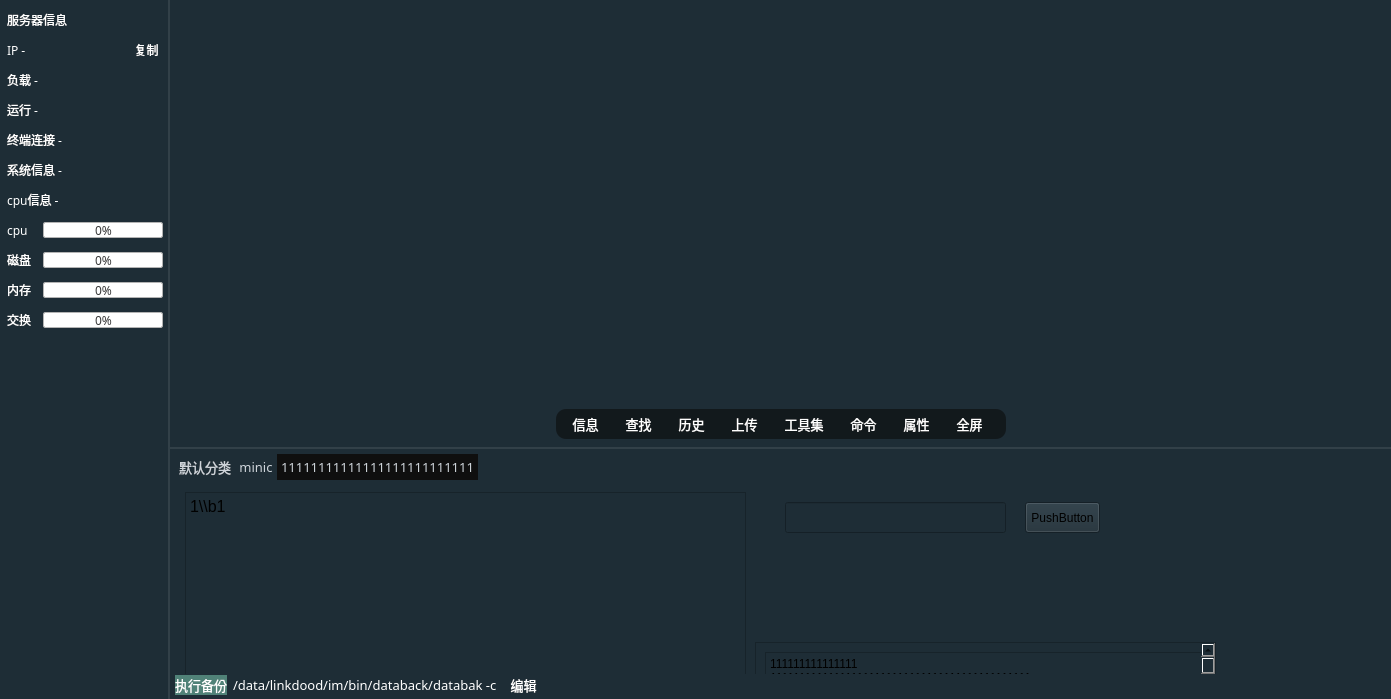
Before: the Qt Designer form sshwidget.ui in HuaGouFdog/Fdog-Kit, drawn with Qt 5.
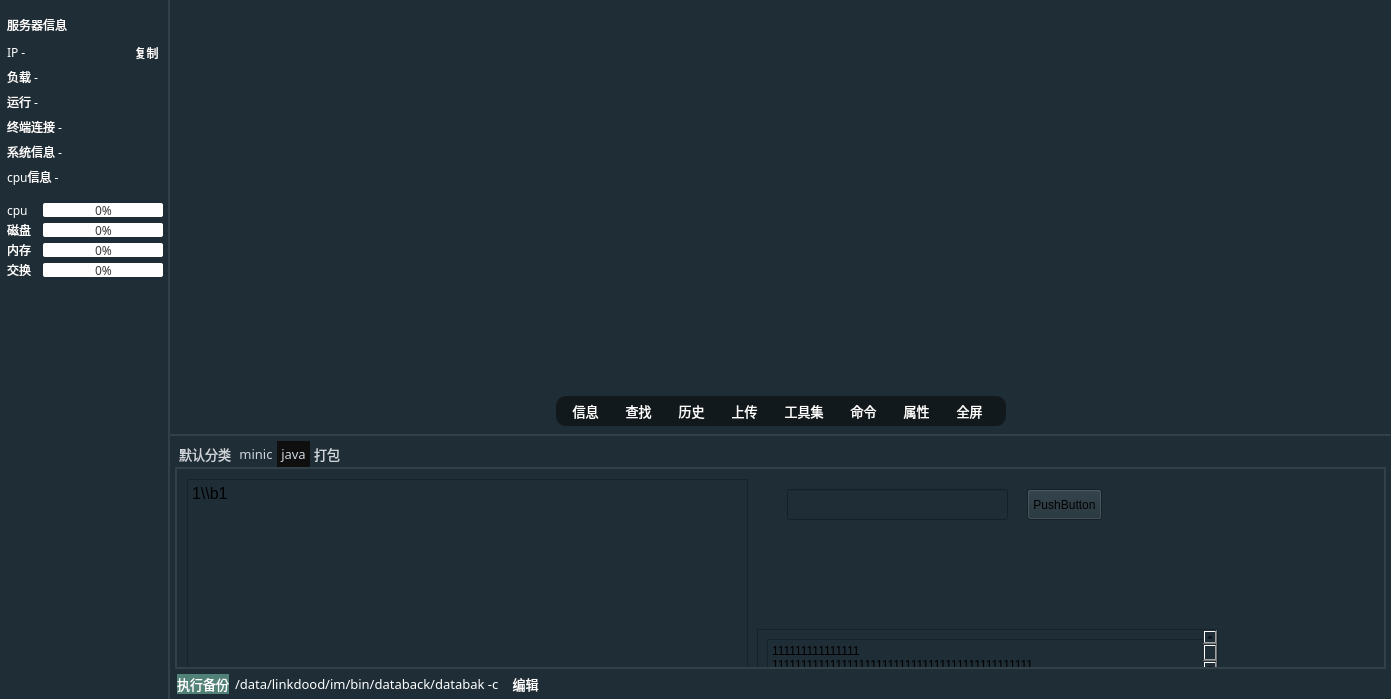
After: the same form once the commit is applied. The open tabs and pages were chosen to show the change. Icons and pictures are not drawn.

Commit message: 修复粘贴文本异常，缩放窗口文本格式被压缩等

```diff
--- a/sshwidget.ui
+++ b/sshwidget.ui
@@ -67,7 +67,7 @@
      </property>
      <layout class="QVBoxLayout" name="verticalLayout_3">
       <property name="spacing">
-       <number>10</number>
+       <number>0</number>
       </property>
       <property name="leftMargin">
        <number>7</number>
@@ -86,13 +86,13 @@
         <property name="minimumSize">
          <size>
           <width>0</width>
-          <height>20</height>
+          <height>30</height>
          </size>
         </property>
         <property name="maximumSize">
          <size>
           <width>16777215</width>
-          <height>20</height>
+          <height>30</height>
          </size>
         </property>
         <layout class="QHBoxLayout" name="horizontalLayout_22">
@@ -145,13 +145,13 @@
         <property name="minimumSize">
          <size>
           <width>0</width>
-          <height>20</height>
+          <height>25</height>
          </size>
         </property>
         <property name="maximumSize">
          <size>
           <width>16777215</width>
-          <height>20</height>
+          <height>25</height>
          </size>
         </property>
         <layout class="QHBoxLayout" name="horizontalLayout_4">
@@ -236,13 +236,13 @@
         <property name="minimumSize">
          <size>
           <width>0</width>
-          <height>20</height>
+          <height>25</height>
          </size>
         </property>
         <property name="maximumSize">
          <size>
           <width>16777215</width>
-          <height>20</height>
+          <height>25</height>
          </size>
         </property>
         <layout class="QHBoxLayout" name="horizontalLayout_26">
@@ -295,13 +295,13 @@
         <property name="minimumSize">
          <size>
           <width>0</width>
-          <height>20</height>
+          <height>25</height>
          </size>
         </property>
         <property name="maximumSize">
          <size>
           <width>16777215</width>
-          <height>20</height>
+          <height>25</height>
          </size>
         </property>
         <property name="font">
@@ -360,13 +360,13 @@
         <property name="minimumSize">
          <size>
           <width>0</width>
-          <height>20</height>
+          <height>25</height>
          </size>
         </property>
         <property name="maximumSize">
          <size>
           <width>16777215</width>
-          <height>20</height>
+          <height>25</height>
          </size>
         </property>
         <layout class="QHBoxLayout" name="horizontalLayout_18">
@@ -419,13 +419,13 @@
         <property name="minimumSize">
          <size>
           <width>0</width>
-          <height>20</height>
+          <height>25</height>
          </size>
         </property>
         <property name="maximumSize">
          <size>
           <width>16777215</width>
-          <height>20</height>
+          <height>25</height>
          </size>
         </property>
         <layout class="QHBoxLayout" name="horizontalLayout_24">
@@ -478,16 +478,16 @@
         <property name="minimumSize">
          <size>
           <width>0</width>
-          <height>20</height>
+          <height>25</height>
          </size>
         </property>
         <property name="maximumSize">
          <size>
           <width>16777215</width>
-          <height>20</height>
+          <height>25</height>
          </size>
         </property>
-        <layout class="QVBoxLayout" name="verticalLayout">
+        <layout class="QHBoxLayout" name="horizontalLayout">
          <property name="spacing">
           <number>0</number>
          </property>
@@ -532,6 +532,22 @@
         </layout>
        </widget>
       </item>
+      <item>
+       <spacer name="verticalSpacer_2">
+        <property name="orientation">
+         <enum>Qt::Vertical</enum>
+        </property>
+        <property name="sizeType">
+         <enum>QSizePolicy::Fixed</enum>
+        </property>
+        <property name="sizeHint" stdset="0">
+         <size>
+          <width>20</width>
+          <height>10</height>
+         </size>
+        </property>
+       </spacer>
+      </item>
       <item>
        <widget class="QWidget" name="widget_cpu_info" native="true">
         <property name="minimumSize">
@@ -584,24 +600,25 @@
            <property name="minimumSize">
             <size>
              <width>120</width>
-             <height>16</height>
+             <height>14</height>
             </size>
            </property>
            <property name="maximumSize">
             <size>
              <width>120</width>
-             <height>16</height>
+             <height>14</height>
             </size>
            </property>
            <property name="font">
             <font>
              <family>OPPOSans B</family>
              <pointsize>9</pointsize>
+             <stylestrategy>PreferAntialias</stylestrategy>
             </font>
            </property>
            <property name="styleSheet">
             <string notr="true">QProgressBar {
-	border: 1px solid;
+	border: 0px solid;
 	
 	border-color: rgb(180, 180, 180);
 	border-radius: 2px; 
@@ -676,13 +693,13 @@
            <property name="minimumSize">
             <size>
              <width>120</width>
-             <height>16</height>
+             <height>14</height>
             </size>
            </property>
            <property name="maximumSize">
             <size>
              <width>120</width>
-             <height>16</height>
+             <height>14</height>
             </size>
            </property>
            <property name="font">
@@ -693,7 +710,7 @@
            </property>
            <property name="styleSheet">
             <string notr="true">QProgressBar {
-	border: 1px solid;
+	border: 0px solid;
 	
 	border-color: rgb(180, 180, 180);
 	border-radius: 2px; 
@@ -768,13 +785,13 @@
            <property name="minimumSize">
             <size>
              <width>120</width>
-             <height>16</height>
+             <height>14</height>
             </size>
            </property>
            <property name="maximumSize">
             <size>
              <width>120</width>
-             <height>16</height>
+             <height>14</height>
             </size>
            </property>
            <property name="font">
@@ -785,7 +802,7 @@
            </property>
            <property name="styleSheet">
             <string notr="true">QProgressBar {
-	border: 1px solid;
+	border: 0px solid;
 	
 	border-color: rgb(180, 180, 180);
 	border-radius: 2px; 
@@ -860,13 +877,13 @@
            <property name="minimumSize">
             <size>
              <width>120</width>
-             <height>16</height>
+             <height>14</height>
             </size>
            </property>
            <property name="maximumSize">
             <size>
              <width>120</width>
-             <height>16</height>
+             <height>14</height>
             </size>
            </property>
            <property name="font">
@@ -877,7 +894,7 @@
            </property>
            <property name="styleSheet">
             <string notr="true">QProgressBar {
-	border: 1px solid;
+	border: 0px solid;
 	
 	border-color: rgb(180, 180, 180);
 	border-radius: 2px; 
@@ -895,6 +912,9 @@
            <property name="value">
             <number>0</number>
            </property>
+           <property name="textDirection">
+            <enum>QProgressBar::TopToBottom</enum>
+           </property>
            <property name="format">
             <string>%p%</string>
            </property>
@@ -1094,7 +1114,7 @@
                          <x>10</x>
                          <y>20</y>
                          <width>151</width>
-                         <height>161</height>
+                         <height>141</height>
                         </rect>
                        </property>
                        <property name="sizePolicy">
@@ -1128,18 +1148,24 @@
     padding-bottom:0px;
 	padding-left:0px;
     padding-right:0px;
-color: rgba(255, 255, 255, 0);
+color: rgba(255, 255, 255, 255);
 border-radius: 5px;
 }
 
-QScrollBar:vertical {
+QTextEdit::cursor {
+     background-color: red;
+}
+
+QScrollBar:vertical{
     width: 10px;
 	background-color: rgba(0, 41, 69, 0);
     margin: 0px,0px,0px,0px;
     padding-top: 0px;		/*//隐藏上下的箭头*/
     padding-bottom: 0px;
 }
-QScrollBar::handle:vertical {
+
+
+QScrollBar::handle:vertical{
     width: 10px;
 	
 	background-color: rgb(239, 239, 239);
@@ -1173,6 +1199,7 @@
 QScrollBar::down-arrow:vertical {
     border:none;
 }
+
 QScrollBar::up-arrow:vertical {
     border:none;
 }</string>
@@ -1180,6 +1207,9 @@
                        <property name="locale">
                         <locale language="English" country="UnitedStates"/>
                        </property>
+                       <property name="lineWrapMode">
+                        <enum>QTextEdit::NoWrap</enum>
+                       </property>
                        <property name="readOnly">
                         <bool>false</bool>
                        </property>
@@ -1188,7 +1218,7 @@
 &lt;html&gt;&lt;head&gt;&lt;meta name=&quot;qrichtext&quot; content=&quot;1&quot; /&gt;&lt;style type=&quot;text/css&quot;&gt;
 p, li { white-space: pre-wrap; }
 &lt;/style&gt;&lt;/head&gt;&lt;body style=&quot; font-family:'Cascadia Mono,OPPOSans B'; font-size:12pt; font-weight:400; font-style:normal;&quot;&gt;
-&lt;p style=&quot; margin-top:0px; margin-bottom:0px; margin-left:0px; margin-right:0px; -qt-block-indent:0; text-indent:0px;&quot;&gt;1\b1&lt;/p&gt;&lt;/body&gt;&lt;/html&gt;</string>
+&lt;p style=&quot;-qt-paragraph-type:empty; margin-top:0px; margin-bottom:0px; margin-left:0px; margin-right:0px; -qt-block-indent:0; text-indent:0px;&quot;&gt;&lt;br /&gt;&lt;/p&gt;&lt;/body&gt;&lt;/html&gt;</string>
                        </property>
                        <property name="textInteractionFlags">
                         <set>Qt::TextEditorInteraction</set>
@@ -1617,12 +1647,13 @@
 	/*font-family:Consolas; */   /*设置tab中的文本的字体*/
 	font-size:10pt;
 	color:#ced4da;    /*设置tab中的文本的颜色*/
-	/*border-top-left-radius: 5px;*/    /*设置tab的边框的圆角（左上圆角）*/
-	/*border-top-right-radius: 5px;*/    /*设置tab的边框的圆角（右上圆角）*/
+	border-top-left-radius: 0px;    /*设置tab的边框的圆角（左上圆角）*/
+	border-top-right-radius: 0px;    /*设置tab的边框的圆角（右上圆角）*/
 	/*width:120px;*/
 	padding: 4px;
 	margin-right:0px;
 	margin-left: 0px;
+	
 }
  
 /*设置TabWidget中QTabBar的tab被选中时的样式*/
@@ -1642,7 +1673,7 @@
  
 /*设置TabWidget的边框的样式*/
 QTabWidget::pane {
-    border-top:2px solid rgba(11, 11, 11,0);
+   border:2px solid rgb(108, 117, 125, 65); 
 }
  
 
@@ -1811,7 +1842,7 @@
             </widget>
             <widget class="QWidget" name="tab_3">
              <attribute name="title">
-              <string>11111111111111111111111111</string>
+              <string>java</string>
              </attribute>
              <widget class="QTextEdit" name="textEdit_2">
               <property name="geometry">
@@ -1823,7 +1854,7 @@
                </rect>
               </property>
               <property name="readOnly">
-               <bool>true</bool>
+               <bool>false</bool>
               </property>
               <property name="html">
                <string>&lt;!DOCTYPE HTML PUBLIC &quot;-//W3C//DTD HTML 4.0//EN&quot; &quot;http://www.w3.org/TR/REC-html40/strict.dtd&quot;&gt;
@@ -1908,6 +1939,11 @@
               </property>
              </widget>
             </widget>
+            <widget class="QWidget" name="tab_4">
+             <attribute name="title">
+              <string>打包</string>
+             </attribute>
+            </widget>
            </widget>
           </item>
           <item>
@@ -1915,13 +1951,13 @@
             <property name="minimumSize">
              <size>
               <width>0</width>
-              <height>20</height>
+              <height>25</height>
              </size>
             </property>
             <property name="maximumSize">
              <size>
               <width>16777215</width>
-              <height>18</height>
+              <height>25</height>
              </size>
             </property>
             <property name="font">
@@ -1936,13 +1972,13 @@
             </property>
             <layout class="QHBoxLayout" name="horizontalLayout_5">
              <property name="leftMargin">
-              <number>0</number>
+              <number>2</number>
              </property>
              <property name="topMargin">
-              <number>0</number>
+              <number>5</number>
              </property>
              <property name="rightMargin">
-              <number>0</number>
+              <number>2</number>
              </property>
              <property name="bottomMargin">
               <number>0</number>
```
Left out of the diff: 4 changed lines with no effect on the pictures. The commit also changes 2 other files.
